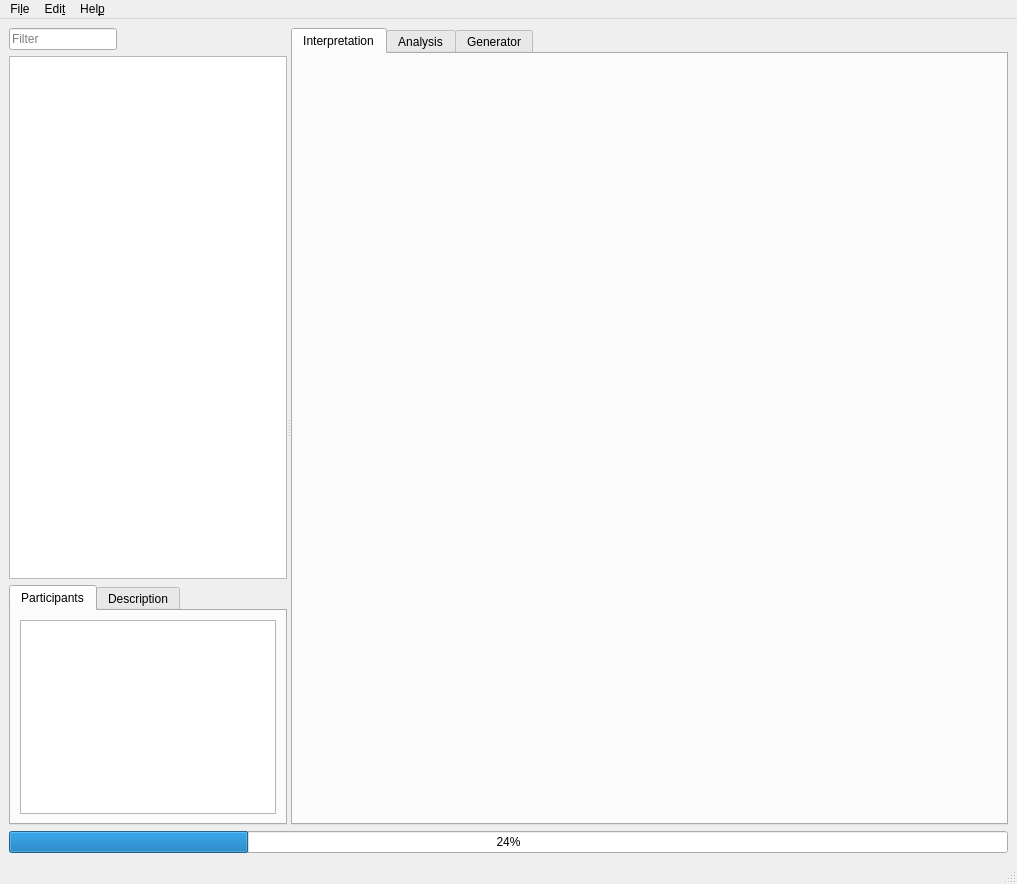
The window that ui/main.ui (jopohl/urh) describes before a commit, drawn with Qt 5.
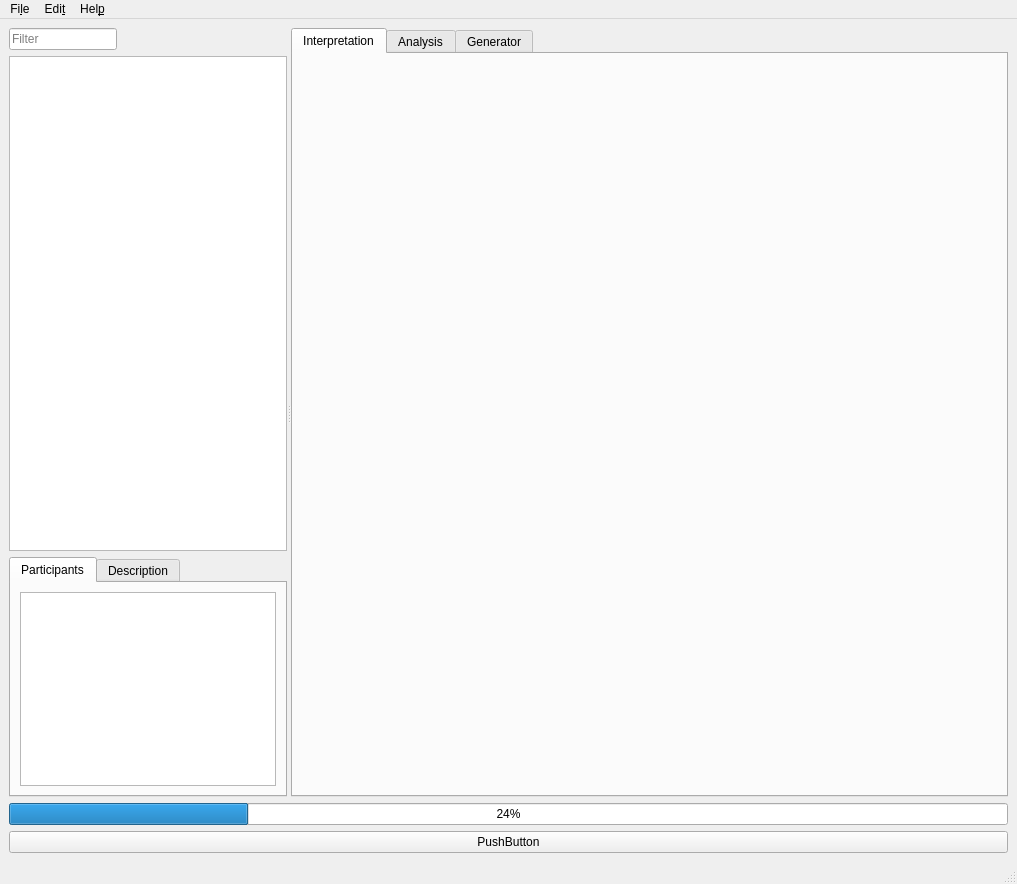
The same window after the commit. Icons and pictures are not drawn. Custom widgets are drawn as their Qt base class.

Commit message: add time condition for regenerating ui files

The edit to the form file:
```diff
--- a/ui/main.ui
+++ b/ui/main.ui
@@ -167,6 +167,13 @@
       </property>
      </widget>
     </item>
+    <item>
+     <widget class="QPushButton" name="pushButton">
+      <property name="text">
+       <string>PushButton</string>
+      </property>
+     </widget>
+    </item>
    </layout>
   </widget>
   <widget class="QMenuBar" name="menubar">
```
Left out of the diff: 3 changed lines with no effect on the pictures. The commit also changes 1 other file.
